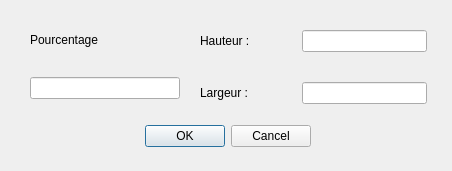
This is resizewindow.ui in ForestierL/ihm as Qt 5 draws it before an edit. The edited form follows.
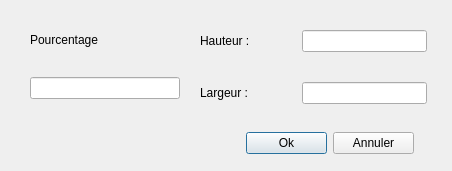
This is the edited form.

Patch:
```diff
--- a/resizewindow.ui
+++ b/resizewindow.ui
@@ -125,21 +125,34 @@
     </item>
    </layout>
   </widget>
-  <widget class="QDialogButtonBox" name="buttonBox">
+  <widget class="QWidget" name="">
    <property name="geometry">
     <rect>
-     <x>130</x>
-     <y>120</y>
-     <width>181</width>
-     <height>32</height>
+     <x>246</x>
+     <y>130</y>
+     <width>168</width>
+     <height>27</height>
     </rect>
    </property>
-   <property name="orientation">
-    <enum>Qt::Horizontal</enum>
-   </property>
-   <property name="standardButtons">
-    <set>QDialogButtonBox::Cancel|QDialogButtonBox::Ok</set>
-   </property>
+   <layout class="QHBoxLayout" name="horizontalLayout_4">
+    <item>
+     <widget class="QPushButton" name="okButton">
+      <property name="text">
+       <string>Ok</string>
+      </property>
+     </widget>
+    </item>
+    <item>
+     <widget class="QPushButton" name="cancelButton">
+      <property name="text">
+       <string>Annuler</string>
+      </property>
+      <property name="shortcut">
+       <string>Esc</string>
+      </property>
+     </widget>
+    </item>
+   </layout>
   </widget>
  </widget>
  <resources/>
```
Left out of the diff: 22 changed lines with no effect on the pictures.
